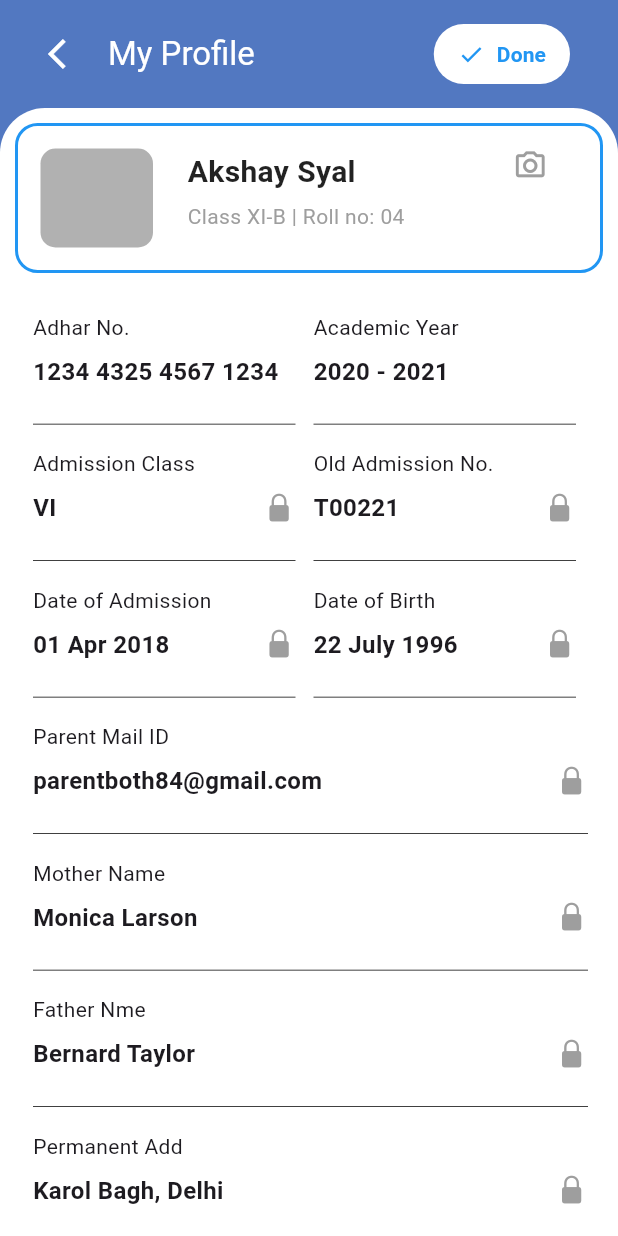
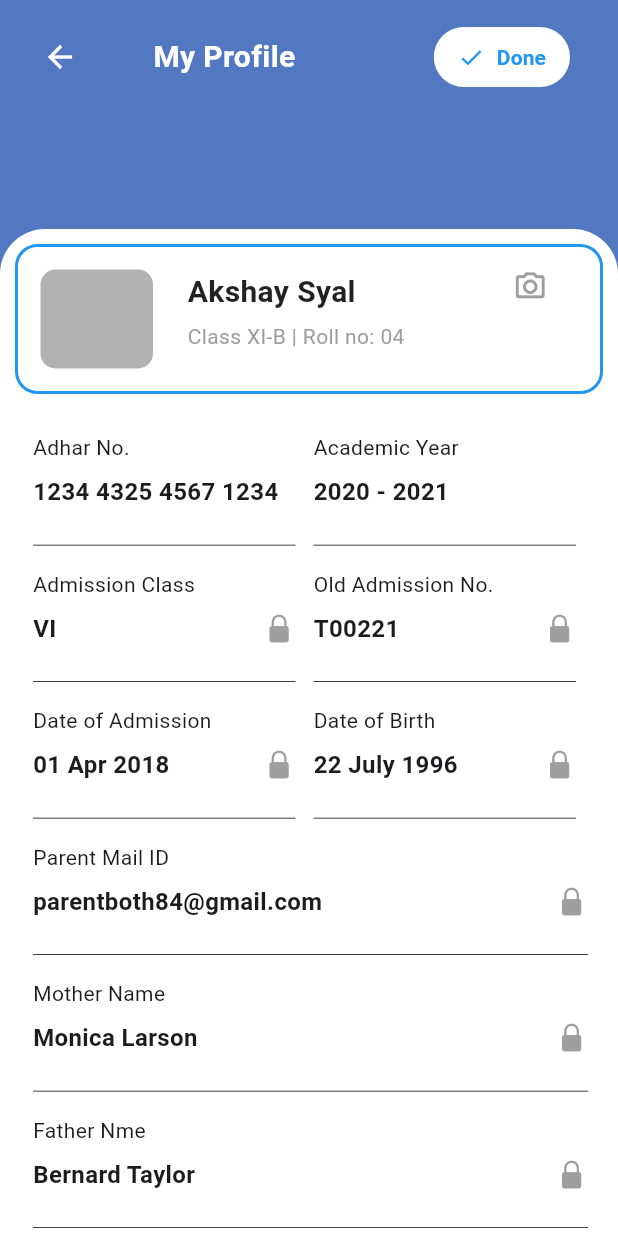
Before and after one commit to georgecabaccang/iskulapp-flutter, a Flutter app: the screen it shows after launch, after a tap on the "person" icon, on a phone screen of 412 x 824 dp. Run offline on Flutter 3.47's test engine with Material 3 defaults, Android fonts, the phone set to English and light mode, and no system bars; our stand-ins replace table_calendar.

Commit message:
added transitions and animation to profile-page

```diff
--- a/lib/pages/calendar_attendance_page.dart
+++ b/lib/pages/calendar_attendance_page.dart
@@ -55,7 +55,7 @@ class _CalendarAttendancePageState extends State<CalendarAttendancePage> {
         children: [
           // Blue background color
           Container(
-            color: Color(0xFF5278C1),
+            color: const Color(0xFF5278C1),
           ),
           // White box that starts at the same position as in the HomePage
           AnimatedPositioned(
@@ -166,7 +166,7 @@ class _CalendarAttendancePageState extends State<CalendarAttendancePage> {
         });
       },
       child: Container(
-        padding: EdgeInsets.symmetric(horizontal: 20.0, vertical: 10.0),
+        padding: const EdgeInsets.symmetric(horizontal: 20.0, vertical: 10.0),
         decoration: BoxDecoration(
           color: isSelected ? Colors.white : Colors.transparent,
           borderRadius: BorderRadius.circular(30.0),
--- a/lib/pages/home_page.dart
+++ b/lib/pages/home_page.dart
@@ -53,7 +53,7 @@ class _HomePageState extends State<HomePage> {
   @override
   Widget build(BuildContext context) {
     return Scaffold(
-      backgroundColor: Color(0xFF5278C1),
+      backgroundColor: const Color(0xFF5278C1),
       body: Stack(
         children: [
           AnimatedPositioned(
@@ -115,7 +115,7 @@ class _HomePageState extends State<HomePage> {
                       color: Colors.white,
                     ),
                   ),
-                  SizedBox(height: 8.0),
+                  const SizedBox(height: 8.0),
                   const Text(
                     "Class XI-B | Roll no: 04",
                     style: TextStyle(
@@ -125,8 +125,8 @@ class _HomePageState extends State<HomePage> {
                   ),
                   const SizedBox(height: 8.0),
                   Container(
-                    padding:
-                        EdgeInsets.symmetric(horizontal: 12.0, vertical: 6.0),
+                    padding: const EdgeInsets.symmetric(
+                        horizontal: 12.0, vertical: 6.0),
                     decoration: BoxDecoration(
                       color: Colors.white,
                       borderRadius: BorderRadius.circular(30.0),
@@ -143,14 +143,33 @@ class _HomePageState extends State<HomePage> {
               ),
             ),
           ),
-          Spacer(),
+          const Spacer(),
           Padding(
               padding: const EdgeInsets.only(right: 16.0, bottom: 50.0),
-            child:GestureDetector(
-              onTap: (){
-                Navigator.push(context,
-                MaterialPageRoute(builder: (context) => const ProfilePage()),
-                );
+              child: GestureDetector(
+                onTap: () {
+                  setState(() {
+                    _isTransitioning = true;
+                  });
+                  Future.delayed(const Duration(milliseconds: 200), () {
+                    Navigator.push(
+                      context,
+                      PageRouteBuilder(
+                        pageBuilder: (context, animation, secondaryAnimation) =>
+                            const ProfilePage(),
+                        transitionsBuilder:
+                            (context, animation, secondaryAnimation, child) {
+                          return child; // No additional animation needed here
+                        },
+                      ),
+                    ).then((_) {
+                      setState(() {
+                        _isTransitioning = false;
+                        _animate = false;
+                        _startAnimation(); // Re-start the animation when coming back
+                      });
+                    });
+                  });
                 },
                 child: CircleAvatar(
                   radius: 40.0,
@@ -161,9 +180,7 @@ class _HomePageState extends State<HomePage> {
                     color: Colors.white,
                   ),
                 ),
-            )
-
-          ),
+              )),
         ],
       ),
     );
@@ -185,7 +202,7 @@ class _HomePageState extends State<HomePage> {
                 color: Colors.white,
                 borderRadius: BorderRadius.circular(20.0),
                 border: Border.all(
-                  color: Color(0xFF5278C1),
+                  color: const Color(0xFF5278C1),
                   width: 2.0,
                 ),
               ),
@@ -242,7 +259,7 @@ class _HomePageState extends State<HomePage> {
                 color: Colors.white,
                 borderRadius: BorderRadius.circular(20.0),
                 border: Border.all(
-                  color: Color(0xFF5278C1),
+                  color: const Color(0xFF5278C1),
                   width: 2.0,
                 ),
               ),
@@ -297,7 +314,7 @@ class _HomePageState extends State<HomePage> {
       padding: const EdgeInsets.only(top: 120.0),
       child: Container(
         child: GridView.builder(
-          padding: EdgeInsets.all(16.0),
+          padding: const EdgeInsets.all(16.0),
           gridDelegate: const SliverGridDelegateWithFixedCrossAxisCount(
             crossAxisCount: 2,
             crossAxisSpacing: 16.0,
@@ -365,7 +382,7 @@ class _HomePageState extends State<HomePage> {
               },
               child: Container(
                 decoration: BoxDecoration(
-                  color: Color(0xFFF5F6FC),
+                  color: const Color(0xFFF5F6FC),
                   borderRadius: BorderRadius.circular(20.0),
                 ),
                 child: Column(
@@ -373,17 +390,17 @@ class _HomePageState extends State<HomePage> {
                   children: [
                     CircleAvatar(
                       radius: 30.0,
-                      backgroundColor: Color(0xFF5278C1),
+                      backgroundColor: const Color(0xFF5278C1),
                       child: Icon(
                         items[index]['icon'],
                         size: 40.0,
                         color: Colors.white,
                       ),
                     ),
-                    SizedBox(height: 8.0),
+                    const SizedBox(height: 8.0),
                     Text(
                       items[index]['title'],
-                      style: TextStyle(
+                      style: const TextStyle(
                         fontSize: 16.0,
                         color: Colors.black,
                       ),
--- a/lib/pages/profile_page.dart
+++ b/lib/pages/profile_page.dart
@@ -12,43 +12,138 @@ class FormTextData {
 }
 
 class MyIcons {
-  // Custom camera_alt_outlined icon with lowerCamelCase name
   static const IconData cameraAltOutlined =
       IconData(0xef1e, fontFamily: 'MaterialIcons');
 }
 
-class ProfilePage extends StatelessWidget {
+class AnimationState {
+  bool animate = false;
+  bool isBackNavigation = false;
+
+  AnimationState({
+    this.animate = false,
+    this.isBackNavigation = false,
+  });
+}
+
+class ProfilePage extends StatefulWidget {
   const ProfilePage({super.key});
 
   @override
+  _ProfilePageState createState() => _ProfilePageState();
+}
+
+class _ProfilePageState extends State<ProfilePage> {
+  late AnimationState animationState;
+
+  @override
+  void initState() {
+    super.initState();
+    animationState = AnimationState();
+    _startAnimation();
+  }
+
+  void _startAnimation() {
+    Future.delayed(const Duration(milliseconds: 300), () {
+      setState(() {
+        animationState.animate = true;
+      });
+    });
+  }
+
+  @override
   Widget build(BuildContext context) {
-        final double screenHeight = MediaQuery.of(context).size.height;
-
     return Scaffold(
       backgroundColor: const Color(0xFF5278C1),
-      appBar: PreferredSize(
-        preferredSize: const Size.fromHeight(kToolbarHeight + 16.0),
+      body: Stack(
+        children: [
+          // Blue background color
+          Container(
+            color: const Color(0xFF5278C1),
+          ),
+          // Animated white box
+          AnimatedPositioned(
+            duration: const Duration(milliseconds: 1000),
+            curve: Curves.easeInOut,
+            top: animationState.isBackNavigation
+                ? 420.5
+                : (animationState.animate ? 100.0 : 380.0),
+            left: 0,
+            right: 0,
+            bottom: 0,
+            child: Container(
+              decoration: const BoxDecoration(
+                color: Colors.white,
+                borderRadius: BorderRadius.only(
+                  topLeft: Radius.circular(30.0),
+                  topRight: Radius.circular(30.0),
+                ),
+              ),
+              child: SingleChildScrollView(
+                child: Column(
+                  crossAxisAlignment: CrossAxisAlignment.start,
+                  mainAxisAlignment: MainAxisAlignment.start,
+                  children: [
+                    AnimatedOpacity(
+                      opacity: animationState.isBackNavigation
+                          ? 0.0
+                          : (animationState.animate ? 1.0 : 0.0),
+                      duration: const Duration(milliseconds: 500),
+                      child: profileCard(),
+                    ),
+                    AnimatedOpacity(
+                      opacity: animationState.isBackNavigation
+                          ? 0.0
+                          : (animationState.animate ? 1.0 : 0.0),
+                      duration: const Duration(milliseconds: 500),
+                      child: profileForm(),
+                    ),
+                  ],
+                ),
+              ),
+            ),
+          ),
+          // Fading AppBar
+          _buildFadingAppBar(context),
+        ],
+      ),
+    );
+  }
+
+  Widget _buildFadingAppBar(BuildContext context) {
+    return SafeArea(
       child: Padding(
-          padding: const EdgeInsets.symmetric(horizontal: 16.0, vertical: 8.0),
-          child: AppBar(
-            backgroundColor: const Color(0xFF5278C1),
-            title: const Text(
+        padding: const EdgeInsets.fromLTRB(16.0, 14.0, 16.0, 0.0),
+        child: Column(
+          children: [
+            AnimatedOpacity(
+              duration: const Duration(milliseconds: 500),
+              opacity: animationState.isBackNavigation
+                  ? 0.0
+                  : (animationState.animate ? 1.0 : 0.0),
+              child: Row(
+                children: [
+                  IconButton(
+                    icon: const Icon(Icons.arrow_back, color: Colors.white),
+                    onPressed: () {
+                      setState(() {
+                        animationState.isBackNavigation = true;
+                      });
+                      Future.delayed(const Duration(milliseconds: 800), () {
+                        Navigator.pop(context);
+                      });
+                    },
+                  ),
+                  const Spacer(),
+                  const Text(
                     "My Profile",
                     style: TextStyle(
                       color: Colors.white,
+                      fontSize: 20.0,
+                      fontWeight: FontWeight.bold,
                     ),
                   ),
-            titleSpacing: 0.0,
-            leading: IconButton(
-              icon: const Icon(
-                Icons.arrow_back_ios,
-                color: Colors.white,
-              ),
-              onPressed: () {
-                Navigator.pop(context);
-              },
-            ),
-            actions: [
+                  const Spacer(flex: 2),
                   Container(
                     margin: const EdgeInsets.symmetric(horizontal: 16.0),
                     child: TextButton.icon(
@@ -79,27 +174,7 @@ class ProfilePage extends StatelessWidget {
                 ],
               ),
             ),
-      ),
-      body: SingleChildScrollView(
-        child: Container(
-          constraints: BoxConstraints(
-            minHeight: screenHeight, // Use screen height as minimum height
-          ),
-          decoration: const BoxDecoration(
-            color: Colors.white,
-            borderRadius: BorderRadius.only(
-              topLeft: Radius.circular(30.0),
-              topRight: Radius.circular(30.0),
-            ),
-          ),
-          child: Column(
-            crossAxisAlignment: CrossAxisAlignment.start,
-            mainAxisAlignment: MainAxisAlignment.start,
-            children: [
-              profileCard(),
-              profileForm(), // Call the refactored profileForm
           ],
-          ),
         ),
       ),
     );
@@ -189,7 +264,6 @@ class ProfilePage extends StatelessWidget {
   }
 
   Widget profileForm() {
-    // Define the list of FormTextData items
     final List<List<FormTextData>> formTextDataList = [
       [
         FormTextData('Adhar No.', '1234 4325 4567 1234'),
@@ -200,20 +274,25 @@ class ProfilePage extends StatelessWidget {
         FormTextData('Old Admission No.', 'T00221', CupertinoIcons.lock_fill),
       ],
       [
-        FormTextData('Date of Admission', '01 Apr 2018', CupertinoIcons.lock_fill),
+        FormTextData(
+            'Date of Admission', '01 Apr 2018', CupertinoIcons.lock_fill),
         FormTextData('Date of Birth', '22 July 1996', CupertinoIcons.lock_fill),
       ],
       [
-        FormTextData('Parent Mail ID', 'parentboth84@gmail.com', CupertinoIcons.lock_fill, 370),
+        FormTextData('Parent Mail ID', 'parentboth84@gmail.com',
+            CupertinoIcons.lock_fill, 370),
       ],
       [
-        FormTextData('Mother Name', 'Monica Larson', CupertinoIcons.lock_fill, 370),
+        FormTextData(
+            'Mother Name', 'Monica Larson', CupertinoIcons.lock_fill, 370),
       ],
       [
-        FormTextData('Father Nme', 'Bernard Taylor', CupertinoIcons.lock_fill, 370),
+        FormTextData(
+            'Father Nme', 'Bernard Taylor', CupertinoIcons.lock_fill, 370),
       ],
       [
-        FormTextData('Permanent Add', 'Karol Bagh, Delhi', CupertinoIcons.lock_fill, 370),
+        FormTextData('Permanent Add', 'Karol Bagh, Delhi',
+            CupertinoIcons.lock_fill, 370),
       ],
     ];
 
```
Lines whose indentation alone changed are shown as unchanged.
